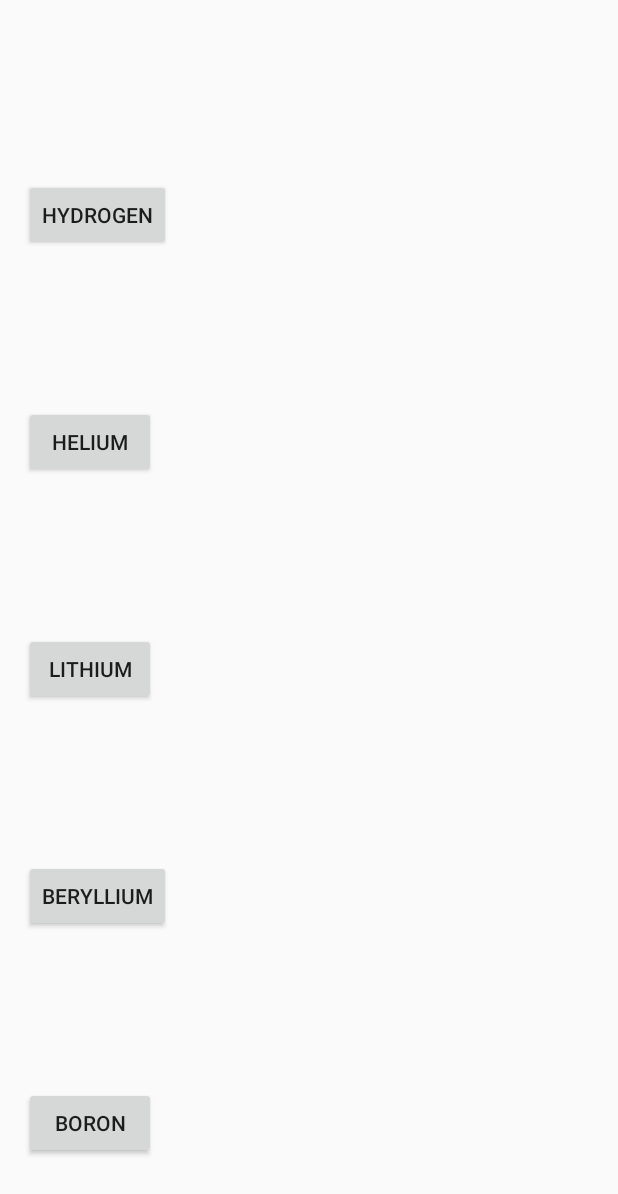
After one commit to srinva/InteractiveChemistry, an Android app: the DictionaryActivity screen opened directly, with no data from a screen before it, on a phone screen of 412 x 824 dp. The commit adds this screen. Shown: the top 1194 px of the screen. Run offline under Robolectric (Android 15) with nearby library versions, the phone set to English and light mode, and no system bars.

Commit message:
--Jason--
-Did some electrons
-Did some protons
-Started Dictionary
-Made scrollable list of buttons

```diff
--- a/app/src/main/AndroidManifest.xml
+++ b/app/src/main/AndroidManifest.xml
@@ -16,8 +16,8 @@
             </intent-filter>
         </activity>
         <activity android:name=".AtomBuilder" />
-
-        <activity android:name=".ElementInformation"></activity>
+        <activity android:name=".ElementInformation" />
+        <activity android:name=".DictionaryActivity"></activity>
     </application>
 
 </manifest>
--- /dev/null
+++ b/app/src/main/java/afhs/tsa/softdev/interactivechemistry/DictionaryActivity.java
@@ -0,0 +1,26 @@
+package afhs.tsa.softdev.interactivechemistry;
+
+import android.content.Intent;
+import android.support.v7.app.AppCompatActivity;
+import android.os.Bundle;
+import android.view.View;
+import android.widget.Button;
+
+public class DictionaryActivity extends AppCompatActivity {
+    int protons = 0;
+    @Override
+    protected void onCreate(Bundle savedInstanceState) {
+        super.onCreate(savedInstanceState);
+        setContentView(R.layout.activity_dictionary);
+
+        Button hydrogen = (Button) findViewById(R.id.hydrogendiction);
+
+        hydrogen.setOnClickListener(new View.OnClickListener() {
+            public void onClick(View v) {
+                startActivity(new Intent(DictionaryActivity.this, AtomBuilder.class));
+               protons = protons + 1;
+                finish();
+            }
+        });
+    }
+}
--- /dev/null
+++ b/app/src/main/res/layout/activity_dictionary.xml
@@ -0,0 +1,70 @@
+<?xml version="1.0" encoding="utf-8"?>
+<RelativeLayout xmlns:android="http://schemas.android.com/apk/res/android"
+    xmlns:tools="http://schemas.android.com/tools"
+    android:id="@+id/activity_dictionary"
+    android:layout_width="match_parent"
+    android:layout_height="match_parent"
+    android:paddingBottom="@dimen/activity_vertical_margin"
+    android:paddingLeft="@dimen/activity_horizontal_margin"
+    android:paddingRight="@dimen/activity_horizontal_margin"
+    android:paddingTop="@dimen/activity_vertical_margin"
+    tools:context="afhs.tsa.softdev.interactivechemistry.DictionaryActivity">
+
+    <ScrollView
+        android:layout_width="fill_parent"
+        android:layout_height="fill_parent">
+    <LinearLayout
+        android:layout_width="match_parent"
+        android:layout_height="wrap_content"
+        android:orientation="vertical">
+
+        <Button
+            android:text="Hydrogen"
+            android:layout_width="wrap_content"
+            android:layout_height="wrap_content"
+            android:id="@+id/hydrogendiction"
+            android:layout_marginTop="103dp"
+            android:layout_alignParentTop="true"
+            android:layout_centerHorizontal="true" />
+
+        <Button
+            android:text="Helium"
+            android:layout_width="wrap_content"
+            android:layout_height="wrap_content"
+            android:id="@+id/heliumdiction"
+            android:layout_marginTop="103dp"
+            android:layout_alignParentTop="true"
+            android:layout_centerHorizontal="true" />
+
+        <Button
+            android:text="Lithium"
+            android:layout_width="wrap_content"
+            android:layout_height="wrap_content"
+            android:id="@+id/lithiumdiction"
+            android:layout_marginTop="103dp"
+            android:layout_alignParentTop="true"
+            android:layout_centerHorizontal="true" />
+
+        <Button
+            android:text="Beryllium"
+            android:layout_width="wrap_content"
+            android:layout_height="wrap_content"
+            android:id="@+id/berylliumdiction"
+            android:layout_marginTop="103dp"
+            android:layout_alignParentTop="true"
+            android:layout_centerHorizontal="true" />
+
+        <Button
+            android:text="Boron"
+            android:layout_width="wrap_content"
+            android:layout_height="wrap_content"
+            android:id="@+id/borondiction"
+            android:layout_marginTop="103dp"
+            android:layout_alignParentTop="true"
+            android:layout_centerHorizontal="true" />
+
+
+    </LinearLayout>
+    </ScrollView>
+
+</RelativeLayout>
```
Also changed, not shown: app/src/main/java/afhs/tsa/softdev/interactivechemistry/AtomBuilder.java (+185 -4 lines), app/src/main/java/afhs/tsa/softdev/interactivechemistry/MainActivity.java (+15 -7 lines), app/src/main/res/layout/activity_main.xml (+10 -1 lines).
